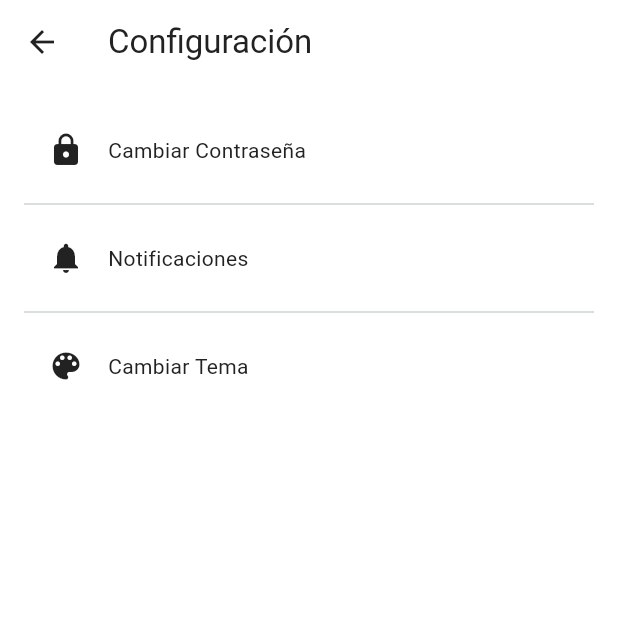
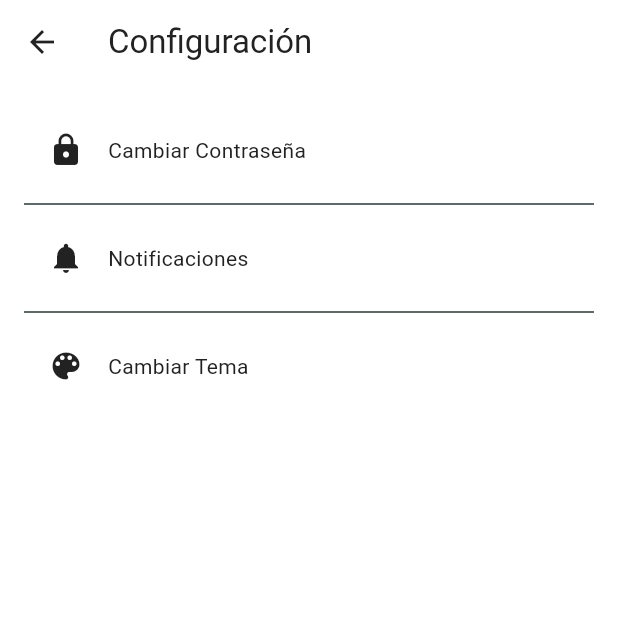
Before and after one commit to Eurekamps/trabajo-final-entrega-1-brainiaks, a Flutter app: the CustomConfiguration screen opened directly, on a phone screen of 412 x 824 dp, the top half of it. Run offline on Flutter 3.47's test engine with Material 3 defaults, Android fonts, the phone set to English and light mode, and no system bars; our stand-ins replace cached_network_image, cloud_firestore, emoji_picker_flutter, file_picker, firebase_auth, firebase_core and 4 more; accounts and stored records are empty.

```diff
--- a/lib/Theme/AppColors.dart
+++ b/lib/Theme/AppColors.dart
@@ -16,6 +16,6 @@ class AppColors {
   static const Color darkCard = Color(0xFF1C2B2B);          // Fondo oscuro para tarjetas, suave
 
   // 🧭 Extras
-  static const Color borderLight = Color(0xFFCBD4D3);       // Bordes claros suaves
-  static const Color borderDark = Color(0xFF2A3B3B);        // Bordes oscuros
+  static const Color borderLight = Color(0xFF2A3B3B);       // Bordes claros suaves
+  static const Color borderDark = Color(0xFFCBD4D3);        // Bordes oscuros
 }
```
